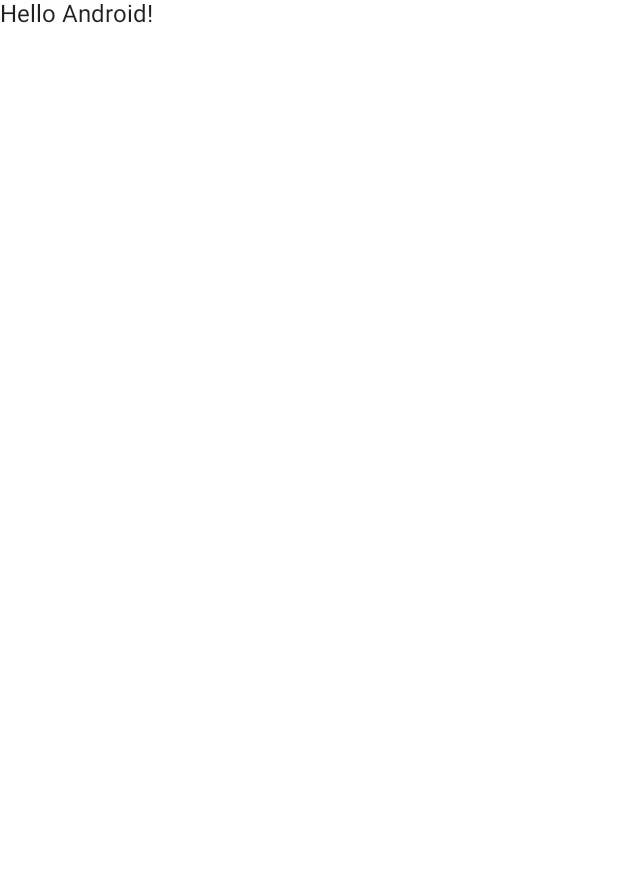
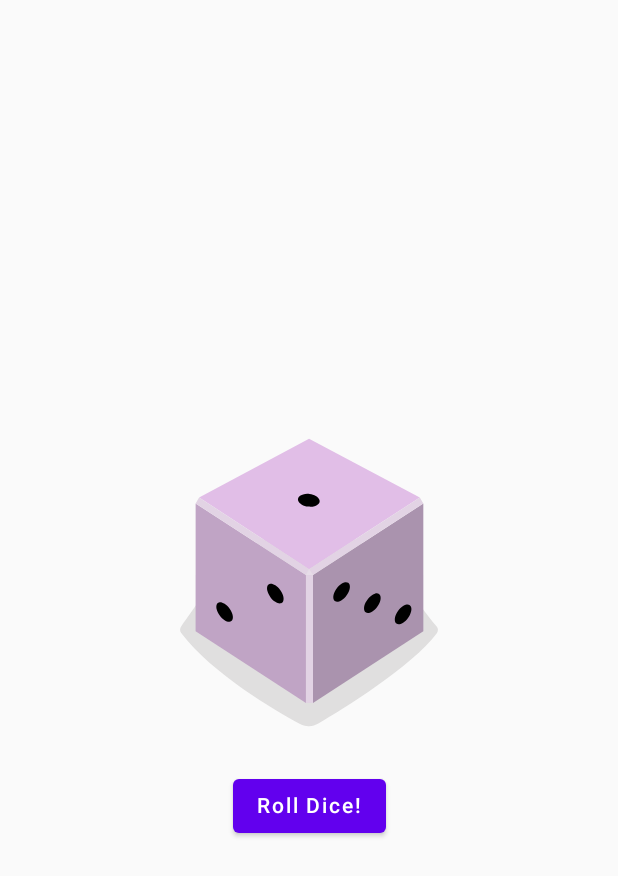
Before and after one commit to Mike-415/Dice-Roller, an Android app built with Jetpack Compose: the screen it shows after launch (MainActivity), on a phone screen of 412 x 824 dp. Before the commit the part shown is almost empty. Shown: the top 876 px of the screen. Run offline under Robolectric (Android 15) with nearby library versions, the phone set to English and light mode, and no system bars.

Commit message:
added images and button

```diff
--- a/app/src/main/java/com/example/diceroller/MainActivity.kt
+++ b/app/src/main/java/com/example/diceroller/MainActivity.kt
@@ -1,48 +1,88 @@
 package com.example.diceroller
 
 import android.os.Bundle
+import android.util.Log
 import androidx.activity.ComponentActivity
 import androidx.activity.compose.setContent
+import androidx.compose.foundation.Image
+import androidx.compose.foundation.layout.Column
 import androidx.compose.foundation.layout.fillMaxSize
+import androidx.compose.foundation.layout.wrapContentSize
+import androidx.compose.material.Button
 import androidx.compose.material.MaterialTheme
 import androidx.compose.material.Surface
 import androidx.compose.material.Text
-import androidx.compose.runtime.Composable
+import androidx.compose.runtime.*
+import androidx.compose.ui.Alignment
 import androidx.compose.ui.Modifier
+import androidx.compose.ui.res.painterResource
+import androidx.compose.ui.res.stringResource
 import androidx.compose.ui.tooling.preview.Preview
 import com.example.diceroller.ui.theme.DiceRollerTheme
+
+
+private val TAG = "TAG_MAIN_ACTIVITY"
+private var diceImageMap : Map<Int, Int>? = null
+
 
 class MainActivity : ComponentActivity() {
     override fun onCreate(savedInstanceState: Bundle?) {
         super.onCreate(savedInstanceState)
+        diceImageMap = mapOf(
+            1 to R.drawable.dice_1,
+            2 to R.drawable.dice_2,
+            3 to R.drawable.dice_3,
+            4 to R.drawable.dice_4,
+            5 to R.drawable.dice_5,
+            6 to R.drawable.dice_6
+        )
+
         setContent {
             DiceRollerTheme {
-                // A surface container using the 'background' color from the theme
-                Surface(
-                    modifier = Modifier.fillMaxSize(),
-                    color = MaterialTheme.colors.background
-                ) {
-                    Greeting("Android")
-                }
+                DiceRollerApp()
             }
         }
     }
 }
 
+@Preview
 @Composable
 fun DiceRollerApp(){
+    DiceWithButtonAndImage(modifier = Modifier
+        .fillMaxSize()
+        .wrapContentSize(
+            Alignment.Center
+        )
+    )
 
 }
 
 @Composable
-fun Greeting(name: String) {
-    Text(text = "Hello $name!")
+fun DiceWithButtonAndImage(modifier: Modifier){
+    // ^ The default value of the modifier parameter lets the caller decided
+    //   whether or not to pass a value for the parameter.   If so, they can
+    //   customize the properties and behaviours of the UI.
+    var result by remember { mutableStateOf(1) }
+    val imageResource = when(result){
+        1 -> R.drawable.dice_1
+        2 -> R.drawable.dice_2
+        3 -> R.drawable.dice_3
+        4 -> R.drawable.dice_4
+        5 -> R.drawable.dice_5
+        else -> R.drawable.dice_6
+    }
+    Column(
+        modifier = modifier,
+        horizontalAlignment = Alignment.CenterHorizontally
+    ) {
+        Image(painter = painterResource(id = imageResource), contentDescription = result.toString())
+        Button(onClick = {
+            result = (1..6).random()
+            Log.d(TAG, "Dice roll button pressed.  Number is $result")
+        }) {
+            Text(text = stringResource(id = R.string.roll_dice))
+        }
+
+    }
+
 }
-
-@Preview(showBackground = true)
-@Composable
-fun DefaultPreview() {
-    DiceRollerTheme {
-        Greeting("Android")
-    }
-}
--- /dev/null
+++ b/app/src/main/res/drawable/dice_1.xml
@@ -0,0 +1,66 @@
+<!--
+  ~ Copyright 2022, The Android Open Source Project
+  ~
+  ~ Licensed under the Apache License, Version 2.0 (the "License");
+  ~ you may not use this file except in compliance with the License.
+  ~ You may obtain a copy of the License at
+  ~
+  ~     http://www.apache.org/licenses/LICENSE-2.0
+  ~
+  ~ Unless required by applicable law or agreed to in writing, software
+  ~ distributed under the License is distributed on an "AS IS" BASIS,
+  ~ WITHOUT WARRANTIES OR CONDITIONS OF ANY KIND, either express or implied.
+  ~ See the License for the specific language governing permissions and
+  ~ limitations under the License.
+  -->
+
+<vector xmlns:android="http://schemas.android.com/apk/res/android"
+    android:width="200dp"
+    android:height="250dp"
+    android:viewportWidth="800"
+    android:viewportHeight="1000">
+    <path
+        android:fillAlpha="0.5"
+        android:fillColor="#C5C4C4"
+        android:pathData="M740.8,635.42c-68.27,90.47 -249.77,201.76 -316,240.63a50.7,50.7 0,0 1,-49.93 0.81c-64.19,-35 -234.09,-133.88 -315.65,-242a14.69,14.69 0,0 1,-0.12 -17.49c77.58,-106.29 159.67,-258.89 341.06,-258.89 182,0 242.19,139.08 340.27,258.88A14.62,14.62 0,0 1,740.8 635.42Z"
+        android:strokeAlpha="0.5" />
+    <path
+        android:fillColor="#AA93AE"
+        android:pathData="M704.9,630l-294.29,191.06l0,-340.85l294.29,-191.06l0,340.85z" />
+    <path
+        android:fillColor="#C0A4C5"
+        android:pathData="M97.59,630l294.29,191.06l0,-340.85l-294.29,-191.06l0,340.85z" />
+    <path
+        android:fillColor="#E1BEE7"
+        android:pathData="M400.14,464.73l-293.19,-191.45l293.19,-156.31l295.39,156.31l-295.39,191.45z" />
+    <path
+        android:fillColor="#E2D3E4"
+        android:pathData="M106.95,273.28l-9.36,15.87l294.29,191.06l8.26,-15.48l-293.19,-191.45z" />
+    <path
+        android:fillColor="#E2D3E4"
+        android:pathData="M695.53,273.28l9.37,15.87l-294.29,191.06l-10.47,-15.48l295.39,-191.45z" />
+    <path
+        android:fillColor="#E2D3E4"
+        android:pathData="M391.88,480.21h18.73v340.85h-18.73z" />
+    <path
+        android:fillColor="#E7DCE8"
+        android:pathData="M400.14,464.73l-8.26,15.48l18.73,0l-10.47,-15.48z" />
+    <path
+        android:fillColor="#000000"
+        android:pathData="M397.45,297.62a16.9,28.71 97.07,1 0,4.16 -33.54a16.9,28.71 97.07,1 0,-4.16 33.54z" />
+    <path
+        android:fillColor="#000000"
+        android:pathData="M297.17,539.02a30.12,16.11 53.82,1 0,26.01 -19.02a30.12,16.11 53.82,1 0,-26.01 19.02z" />
+    <path
+        android:fillColor="#000000"
+        android:pathData="M161.96,588.24a30.12,16.11 53.82,1 0,26.01 -19.02a30.12,16.11 53.82,1 0,-26.01 19.02z" />
+    <path
+        android:fillColor="#000000"
+        android:pathData="M551.15,579.45a30.12,16.11 126.18,1 0,35.56 -48.62a30.12,16.11 126.18,1 0,-35.56 48.62z" />
+    <path
+        android:fillColor="#000000"
+        android:pathData="M469.12,549.58a30.12,16.11 126.18,1 0,35.56 -48.62a30.12,16.11 126.18,1 0,-35.56 48.62z" />
+    <path
+        android:fillColor="#000000"
+        android:pathData="M633.17,609.29a30.12,16.11 126.18,1 0,35.56 -48.62a30.12,16.11 126.18,1 0,-35.56 48.62z" />
+</vector>
--- /dev/null
+++ b/app/src/main/res/drawable/dice_2.xml
@@ -0,0 +1,66 @@
+<!--
+  ~ Copyright 2022, The Android Open Source Project
+  ~
+  ~ Licensed under the Apache License, Version 2.0 (the "License");
+  ~ you may not use this file except in compliance with the License.
+  ~ You may obtain a copy of the License at
+  ~
+  ~     http://www.apache.org/licenses/LICENSE-2.0
+  ~
+  ~ Unless required by applicable law or agreed to in writing, software
+  ~ distributed under the License is distributed on an "AS IS" BASIS,
+  ~ WITHOUT WARRANTIES OR CONDITIONS OF ANY KIND, either express or implied.
+  ~ See the License for the specific language governing permissions and
+  ~ limitations under the License.
+  -->
+
+<vector xmlns:android="http://schemas.android.com/apk/res/android"
+    android:width="200dp"
+    android:height="250dp"
+    android:viewportWidth="800"
+    android:viewportHeight="1000">
+    <path
+        android:fillAlpha="0.5"
+        android:fillColor="#C5C4C4"
+        android:pathData="M740.8,635.42c-68.27,90.47 -249.77,201.76 -316,240.63a50.7,50.7 0,0 1,-49.93 0.81c-64.19,-35 -234.09,-133.88 -315.65,-242a14.69,14.69 0,0 1,-0.12 -17.49c77.58,-106.29 159.67,-258.89 341.06,-258.89 182,0 242.19,139.08 340.27,258.88A14.62,14.62 0,0 1,740.8 635.42Z"
+        android:strokeAlpha="0.5" />
+    <path
+        android:fillColor="#AA93AE"
+        android:pathData="M704.9,630l-294.29,191.06l0,-340.85l294.29,-191.06l0,340.85z" />
+    <path
+        android:fillColor="#C0A4C5"
+        android:pathData="M97.59,630l294.29,191.06l0,-340.85l-294.29,-191.06l0,340.85z" />
+    <path
+        android:fillColor="#E1BEE7"
+        android:pathData="M400.14,464.73l-293.19,-191.45l293.19,-156.31l295.39,156.31l-295.39,191.45z" />
+    <path
+        android:fillColor="#E2D3E4"
+        android:pathData="M106.95,273.28l-9.36,15.87l294.29,191.06l8.26,-15.48l-293.19,-191.45z" />
+    <path
+        android:fillColor="#E2D3E4"
+        android:pathData="M695.53,273.28l9.37,15.87l-294.29,191.06l-10.47,-15.48l295.39,-191.45z" />
+    <path
+        android:fillColor="#E2D3E4"
+        android:pathData="M391.88,480.21h18.73v340.85h-18.73z" />
+    <path
+        android:fillColor="#E7DCE8"
+        android:pathData="M400.14,464.73l-8.26,15.48l18.73,0l-10.47,-15.48z" />
+    <path
+        android:fillColor="#000000"
+        android:pathData="M520.85,303.25a16.9,28.71 97.07,1 0,4.16 -33.54a16.9,28.71 97.07,1 0,-4.16 33.54z" />
+    <path
+        android:fillColor="#000000"
+        android:pathData="M273.33,291.99a16.9,28.71 97.07,1 0,4.16 -33.54a16.9,28.71 97.07,1 0,-4.16 33.54z" />
+    <path
+        android:fillColor="#000000"
+        android:pathData="M229.56,563.64a30.12,16.11 53.82,1 0,26.01 -19.02a30.12,16.11 53.82,1 0,-26.01 19.02z" />
+    <path
+        android:fillColor="#000000"
+        android:pathData="M311.58,533.77a30.12,16.11 53.82,1 0,26.01 -19.02a30.12,16.11 53.82,1 0,-26.01 19.02z" />
+    <path
+        android:fillColor="#000000"
+        android:pathData="M147.54,593.49a30.12,16.11 53.82,1 0,26.01 -19.02a30.12,16.11 53.82,1 0,-26.01 19.02z" />
+    <path
+        android:fillColor="#000000"
+        android:pathData="M551.15,579.45a30.12,16.11 126.18,1 0,35.56 -48.62a30.12,16.11 126.18,1 0,-35.56 48.62z" />
+</vector>
--- /dev/null
+++ b/app/src/main/res/drawable/dice_3.xml
@@ -0,0 +1,66 @@
+<!--
+  ~ Copyright 2022, The Android Open Source Project
+  ~
+  ~ Licensed under the Apache License, Version 2.0 (the "License");
+  ~ you may not use this file except in compliance with the License.
+  ~ You may obtain a copy of the License at
+  ~
+  ~     http://www.apache.org/licenses/LICENSE-2.0
+  ~
+  ~ Unless required by applicable law or agreed to in writing, software
+  ~ distributed under the License is distributed on an "AS IS" BASIS,
+  ~ WITHOUT WARRANTIES OR CONDITIONS OF ANY KIND, either express or implied.
+  ~ See the License for the specific language governing permissions and
+  ~ limitations under the License.
+  -->
+
+<vector xmlns:android="http://schemas.android.com/apk/res/android"
+    android:width="200dp"
+    android:height="250dp"
+    android:viewportWidth="800"
+    android:viewportHeight="1000">
+    <path
+        android:fillAlpha="0.5"
+        android:fillColor="#C5C4C4"
+        android:pathData="M740.8,635.42c-68.27,90.47 -249.77,201.76 -316,240.63a50.7,50.7 0,0 1,-49.93 0.81c-64.19,-35 -234.09,-133.88 -315.65,-242a14.69,14.69 0,0 1,-0.12 -17.49c77.58,-106.29 159.67,-258.89 341.06,-258.89 182,0 242.19,139.08 340.27,258.88A14.62,14.62 0,0 1,740.8 635.42Z"
+        android:strokeAlpha="0.5" />
+    <path
+        android:fillColor="#AA93AE"
+        android:pathData="M704.9,630l-294.29,191.06l0,-340.85l294.29,-191.06l0,340.85z" />
+    <path
+        android:fillColor="#C0A4C5"
+        android:pathData="M97.59,630l294.29,191.06l0,-340.85l-294.29,-191.06l0,340.85z" />
+    <path
+        android:fillColor="#E1BEE7"
+        android:pathData="M400.14,464.73l-293.19,-191.45l293.19,-156.31l295.39,156.31l-295.39,191.45z" />
+    <path
+        android:fillColor="#E2D3E4"
+        android:pathData="M106.95,273.28l-9.36,15.87l294.29,191.06l8.26,-15.48l-293.19,-191.45z" />
+    <path
+        android:fillColor="#E2D3E4"
+        android:pathData="M695.53,273.28l9.37,15.87l-294.29,191.06l-10.47,-15.48l295.39,-191.45z" />
+    <path
+        android:fillColor="#E2D3E4"
+        android:pathData="M391.88,480.21h18.73v340.85h-18.73z" />
+    <path
+        android:fillColor="#E7DCE8"
+        android:pathData="M400.14,464.73l-8.26,15.48l18.73,0l-10.47,-15.48z" />
+    <path
+        android:fillColor="#000000"
+        android:pathData="M398.11,297.62a16.9,28.71 97.07,1 0,4.16 -33.54a16.9,28.71 97.07,1 0,-4.16 33.54z" />
+    <path
+        android:fillColor="#000000"
+        android:pathData="M548.27,304.46a16.9,28.71 97.07,1 0,4.16 -33.54a16.9,28.71 97.07,1 0,-4.16 33.54z" />
+    <path
+        android:fillColor="#000000"
+        android:pathData="M247.95,290.79a16.9,28.71 97.07,1 0,4.16 -33.54a16.9,28.71 97.07,1 0,-4.16 33.54z" />
+    <path
+        android:fillColor="#000000"
+        android:pathData="M229.56,563.64a30.12,16.11 53.82,1 0,26.01 -19.02a30.12,16.11 53.82,1 0,-26.01 19.02z" />
+    <path
+        android:fillColor="#000000"
+        android:pathData="M483.54,554.83a30.12,16.11 126.18,1 0,35.56 -48.62a30.12,16.11 126.18,1 0,-35.56 48.62z" />
+    <path
+        android:fillColor="#000000"
+        android:pathData="M618.75,604.04a30.12,16.11 126.18,1 0,35.56 -48.62a30.12,16.11 126.18,1 0,-35.56 48.62z" />
+</vector>
--- /dev/null
+++ b/app/src/main/res/drawable/dice_4.xml
@@ -0,0 +1,69 @@
+<!--
+  ~ Copyright 2022, The Android Open Source Project
+  ~
+  ~ Licensed under the Apache License, Version 2.0 (the "License");
+  ~ you may not use this file except in compliance with the License.
+  ~ You may obtain a copy of the License at
+  ~
+  ~     http://www.apache.org/licenses/LICENSE-2.0
+  ~
+  ~ Unless required by applicable law or agreed to in writing, software
+  ~ distributed under the License is distributed on an "AS IS" BASIS,
+  ~ WITHOUT WARRANTIES OR CONDITIONS OF ANY KIND, either express or implied.
+  ~ See the License for the specific language governing permissions and
+  ~ limitations under the License.
+  -->
+
+<vector xmlns:android="http://schemas.android.com/apk/res/android"
+    android:width="200dp"
+    android:height="250dp"
+    android:viewportWidth="800"
+    android:viewportHeight="1000">
+    <path
+        android:fillAlpha="0.5"
+        android:fillColor="#C5C4C4"
+        android:pathData="M740.8,635.42c-68.27,90.47 -249.77,201.76 -316,240.63a50.7,50.7 0,0 1,-49.93 0.81c-64.19,-35 -234.09,-133.88 -315.65,-242a14.69,14.69 0,0 1,-0.12 -17.49c77.58,-106.29 159.67,-258.89 341.06,-258.89 182,0 242.19,139.08 340.27,258.88A14.62,14.62 0,0 1,740.8 635.42Z"
+        android:strokeAlpha="0.5" />
+    <path
+        android:fillColor="#AA93AE"
+        android:pathData="M704.9,630l-294.29,191.06l0,-340.85l294.29,-191.06l0,340.85z" />
+    <path
+        android:fillColor="#C0A4C5"
+        android:pathData="M97.59,630l294.29,191.06l0,-340.85l-294.29,-191.06l0,340.85z" />
+    <path
+        android:fillColor="#E1BEE7"
+        android:pathData="M400.14,464.73l-293.19,-191.45l293.19,-156.31l295.39,156.31l-295.39,191.45z" />
+    <path
+        android:fillColor="#E2D3E4"
+        android:pathData="M106.95,273.28l-9.36,15.87l294.29,191.06l8.26,-15.48l-293.19,-191.45z" />
+    <path
+        android:fillColor="#E2D3E4"
+        android:pathData="M695.53,273.28l9.37,15.87l-294.29,191.06l-10.47,-15.48l295.39,-191.45z" />
+    <path
+        android:fillColor="#E2D3E4"
+        android:pathData="M391.88,480.21h18.73v340.85h-18.73z" />
+    <path
+        android:fillColor="#E7DCE8"
+        android:pathData="M400.14,464.73l-8.26,15.48l18.73,0l-10.47,-15.48z" />
+    <path
+        android:fillColor="#000000"
+        android:pathData="M530.08,303.65a16.9,28.71 97.07,1 0,4.16 -33.54a16.9,28.71 97.07,1 0,-4.16 33.54z" />
+    <path
+        android:fillColor="#000000"
+        android:pathData="M389.68,218.17a16.9,28.71 97.07,1 0,4.16 -33.54a16.9,28.71 97.07,1 0,-4.16 33.54z" />
+    <path
+        android:fillColor="#000000"
+        android:pathData="M405.35,377.09a16.9,28.71 97.07,1 0,4.16 -33.54a16.9,28.71 97.07,1 0,-4.16 33.54z" />
+    <path
+        android:fillColor="#000000"
+        android:pathData="M264.95,291.6a16.9,28.71 97.07,1 0,4.16 -33.54a16.9,28.71 97.07,1 0,-4.16 33.54z" />
+    <path
+        android:fillColor="#000000"
+        android:pathData="M297.17,541.59a30.12,16.11 53.82,1 0,26.01 -19.02a30.12,16.11 53.82,1 0,-26.01 19.02z" />
+    <path
+        android:fillColor="#000000"
+        android:pathData="M161.96,590.81a30.12,16.11 53.82,1 0,26.01 -19.02a30.12,16.11 53.82,1 0,-26.01 19.02z" />
+    <path
+        android:fillColor="#000000"
+        android:pathData="M551.15,579.45a30.12,16.11 126.18,1 0,35.56 -48.62a30.12,16.11 126.18,1 0,-35.56 48.62z" />
+</vector>
--- /dev/null
+++ b/app/src/main/res/drawable/dice_5.xml
@@ -0,0 +1,75 @@
+<!--
+  ~ Copyright 2022, The Android Open Source Project
+  ~
+  ~ Licensed under the Apache License, Version 2.0 (the "License");
+  ~ you may not use this file except in compliance with the License.
+  ~ You may obtain a copy of the License at
+  ~
+  ~     http://www.apache.org/licenses/LICENSE-2.0
+  ~
+  ~ Unless required by applicable law or agreed to in writing, software
+  ~ distributed under the License is distributed on an "AS IS" BASIS,
+  ~ WITHOUT WARRANTIES OR CONDITIONS OF ANY KIND, either express or implied.
+  ~ See the License for the specific language governing permissions and
+  ~ limitations under the License.
+  -->
+
+<vector xmlns:android="http://schemas.android.com/apk/res/android"
+    android:width="200dp"
+    android:height="250dp"
+    android:viewportWidth="800"
+    android:viewportHeight="1000">
+    <path
+        android:fillAlpha="0.5"
+        android:fillColor="#C5C4C4"
+        android:pathData="M740.8,635.42c-68.27,90.47 -249.77,201.76 -316,240.63a50.7,50.7 0,0 1,-49.93 0.81c-64.19,-35 -234.09,-133.88 -315.65,-242a14.69,14.69 0,0 1,-0.12 -17.49c77.58,-106.29 159.67,-258.89 341.06,-258.89 182,0 242.19,139.08 340.27,258.88A14.62,14.62 0,0 1,740.8 635.42Z"
+        android:strokeAlpha="0.5" />
+    <path
+        android:fillColor="#AA93AE"
+        android:pathData="M704.9,630l-294.29,191.06l0,-340.85l294.29,-191.06l0,340.85z" />
+    <path
+        android:fillColor="#C0A4C5"
+        android:pathData="M97.59,630l294.29,191.06l0,-340.85l-294.29,-191.06l0,340.85z" />
+    <path
+        android:fillColor="#E1BEE7"
+        android:pathData="M400.14,464.73l-293.19,-191.45l293.19,-156.31l295.39,156.31l-295.39,191.45z" />
+    <path
+        android:fillColor="#E2D3E4"
+        android:pathData="M106.95,273.28l-9.36,15.87l294.29,191.06l8.26,-15.48l-293.19,-191.45z" />
+    <path
+        android:fillColor="#E2D3E4"
+        android:pathData="M695.53,273.28l9.37,15.87l-294.29,191.06l-10.47,-15.48l295.39,-191.45z" />
+    <path
+        android:fillColor="#E2D3E4"
+        android:pathData="M391.88,480.21h18.73v340.85h-18.73z" />
+    <path
+        android:fillColor="#E7DCE8"
+        android:pathData="M400.14,464.73l-8.26,15.48l18.73,0l-10.47,-15.48z" />
+    <path
+        android:fillColor="#000000"
+        android:pathData="M397.05,297.63a16.9,28.71 97.07,1 0,4.16 -33.54a16.9,28.71 97.07,1 0,-4.16 33.54z" />
+    <path
+        android:fillColor="#000000"
+        android:pathData="M547.21,304.45a16.9,28.71 97.07,1 0,4.16 -33.54a16.9,28.71 97.07,1 0,-4.16 33.54z" />
+    <path
+        android:fillColor="#000000"
+        android:pathData="M388.17,207.62a16.9,28.71 97.07,1 0,4.16 -33.54a16.9,28.71 97.07,1 0,-4.16 33.54z" />
+    <path
+        android:fillColor="#000000"
+        android:pathData="M405.93,387.62a16.9,28.71 97.07,1 0,4.16 -33.54a16.9,28.71 97.07,1 0,-4.16 33.54z" />
+    <path
+        android:fillColor="#000000"
+        android:pathData="M246.89,290.79a16.9,28.71 97.07,1 0,4.16 -33.54a16.9,28.71 97.07,1 0,-4.16 33.54z" />
+    <path
+        android:fillColor="#000000"
+        android:pathData="M229.56,563.64a30.12,16.11 53.82,1 0,26.01 -19.02a30.12,16.11 53.82,1 0,-26.01 19.02z" />
+    <path
+        android:fillColor="#000000"
+        android:pathData="M551.15,579.45a30.12,16.11 126.18,1 0,35.56 -48.62a30.12,16.11 126.18,1 0,-35.56 48.62z" />
+    <path
+        android:fillColor="#000000"
+        android:pathData="M469.12,549.58a30.12,16.11 126.18,1 0,35.56 -48.62a30.12,16.11 126.18,1 0,-35.56 48.62z" />
+    <path
+        android:fillColor="#000000"
+        android:pathData="M633.17,609.29a30.12,16.11 126.18,1 0,35.56 -48.62a30.12,16.11 126.18,1 0,-35.56 48.62z" />
+</vector>
--- /dev/null
+++ b/app/src/main/res/drawable/dice_6.xml
@@ -0,0 +1,81 @@
+<!--
+  ~ Copyright 2022, The Android Open Source Project
+  ~
+  ~ Licensed under the Apache License, Version 2.0 (the "License");
+  ~ you may not use this file except in compliance with the License.
+  ~ You may obtain a copy of the License at
+  ~
+  ~     http://www.apache.org/licenses/LICENSE-2.0
+  ~
+  ~ Unless required by applicable law or agreed to in writing, software
+  ~ distributed under the License is distributed on an "AS IS" BASIS,
+  ~ WITHOUT WARRANTIES OR CONDITIONS OF ANY KIND, either express or implied.
+  ~ See the License for the specific language governing permissions and
+  ~ limitations under the License.
+  -->
+
+<vector xmlns:android="http://schemas.android.com/apk/res/android"
+    android:width="200dp"
+    android:height="250dp"
+    android:viewportWidth="800"
+    android:viewportHeight="1000">
+    <path
+        android:fillAlpha="0.5"
+        android:fillColor="#C5C4C4"
+        android:pathData="M740.8,635.42c-68.27,90.47 -249.77,201.76 -316,240.63a50.7,50.7 0,0 1,-49.93 0.81c-64.19,-35 -234.09,-133.88 -315.65,-242a14.69,14.69 0,0 1,-0.12 -17.49c77.58,-106.29 159.67,-258.89 341.06,-258.89 182,0 242.19,139.08 340.27,258.88A14.62,14.62 0,0 1,740.8 635.42Z"
+        android:strokeAlpha="0.5" />
+    <path
+        android:fillColor="#AA93AE"
+        android:pathData="M704.9,630l-294.29,191.06l0,-340.85l294.29,-191.06l0,340.85z" />
+    <path
+        android:fillColor="#C0A4C5"
+        android:pathData="M97.59,630l294.29,191.06l0,-340.85l-294.29,-191.06l0,340.85z" />
+    <path
+        android:fillColor="#E1BEE7"
+        android:pathData="M400.14,464.73l-293.19,-191.45l293.19,-156.31l295.39,156.31l-295.39,191.45z" />
+    <path
+        android:fillColor="#E2D3E4"
+        android:pathData="M106.95,273.28l-9.36,15.87l294.29,191.06l8.26,-15.48l-293.19,-191.45z" />
+    <path
+        android:fillColor="#E2D3E4"
+        android:pathData="M695.53,273.28l9.37,15.87l-294.29,191.06l-10.47,-15.48l295.39,-191.45z" />
+    <path
+        android:fillColor="#E2D3E4"
+        android:pathData="M391.88,480.21h18.73v340.85h-18.73z" />
+    <path
+        android:fillColor="#E7DCE8"
+        android:pathData="M400.14,464.73l-8.26,15.48l18.73,0l-10.47,-15.48z" />
+    <path
+        android:fillColor="#000000"
+        android:pathData="M326.53,254.89a16.9,28.71 97.07,1 0,4.16 -33.54a16.9,28.71 97.07,1 0,-4.16 33.54z" />
+    <path
+        android:fillColor="#000000"
+        android:pathData="M537.57,298.78a16.9,28.71 97.07,1 0,4.16 -33.54a16.9,28.71 97.07,1 0,-4.16 33.54z" />
+    <path
+        android:fillColor="#000000"
+        android:pathData="M397.17,213.3a16.9,28.71 97.07,1 0,4.16 -33.54a16.9,28.71 97.07,1 0,-4.16 33.54z" />
+    <path
+        android:fillColor="#000000"
+        android:pathData="M396.31,381.95a16.9,28.71 97.07,1 0,4.16 -33.54a16.9,28.71 97.07,1 0,-4.16 33.54z" />
+    <path
+        android:fillColor="#000000"
+        android:pathData="M255.91,296.47a16.9,28.71 97.07,1 0,4.16 -33.54a16.9,28.71 97.07,1 0,-4.16 33.54z" />
+    <path
+        android:fillColor="#000000"
+        android:pathData="M466.93,340.37a16.9,28.71 97.07,1 0,4.16 -33.54a16.9,28.71 97.07,1 0,-4.16 33.54z" />
+    <path
+        android:fillColor="#000000"
+        android:pathData="M230,563.64a30.12,16.11 53.82,1 0,26.01 -19.02a30.12,16.11 53.82,1 0,-26.01 19.02z" />
+    <path
+        android:fillColor="#000000"
+        android:pathData="M312.02,533.78a30.12,16.11 53.82,1 0,26.01 -19.02a30.12,16.11 53.82,1 0,-26.01 19.02z" />
+    <path
+        android:fillColor="#000000"
+        android:pathData="M147.96,593.48a30.12,16.11 53.82,1 0,26.01 -19.02a30.12,16.11 53.82,1 0,-26.01 19.02z" />
+    <path
+        android:fillColor="#000000"
+        android:pathData="M483.54,554.83a30.12,16.11 126.18,1 0,35.56 -48.62a30.12,16.11 126.18,1 0,-35.56 48.62z" />
+    <path
+        android:fillColor="#000000"
+        android:pathData="M618.75,604.04a30.12,16.11 126.18,1 0,35.56 -48.62a30.12,16.11 126.18,1 0,-35.56 48.62z" />
+</vector>
--- a/app/src/main/res/values/strings.xml
+++ b/app/src/main/res/values/strings.xml
@@ -1,3 +1,4 @@
 <resources>
     <string name="app_name">Dice Roller</string>
+    <string name="roll_dice">Roll Dice!</string>
 </resources>
```
